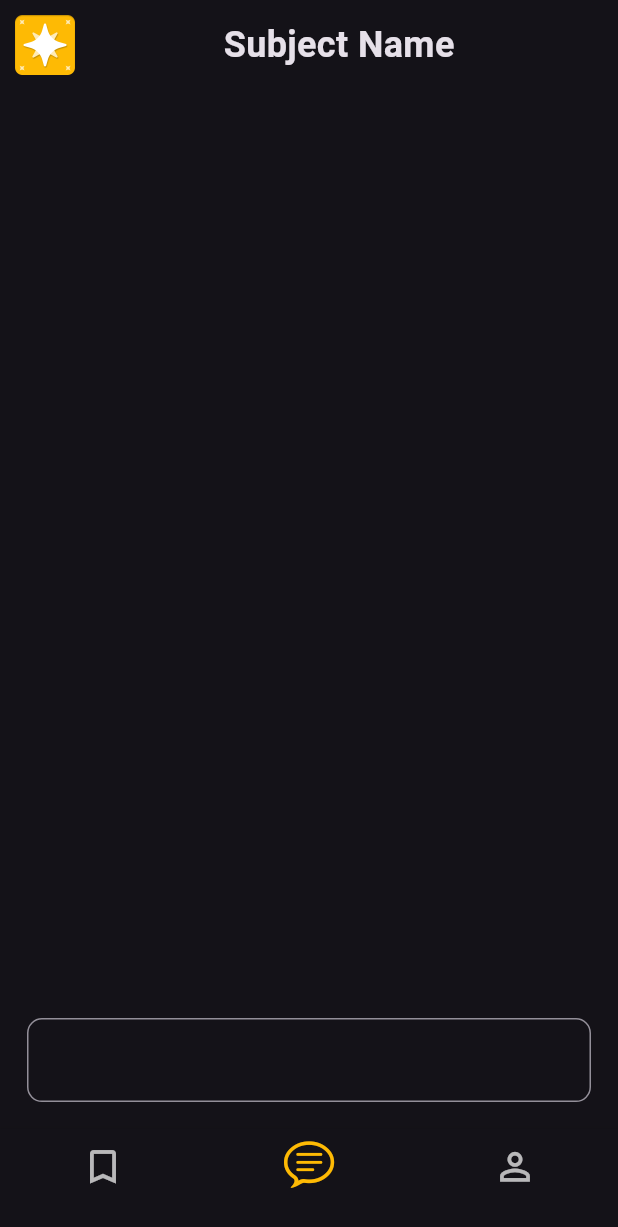
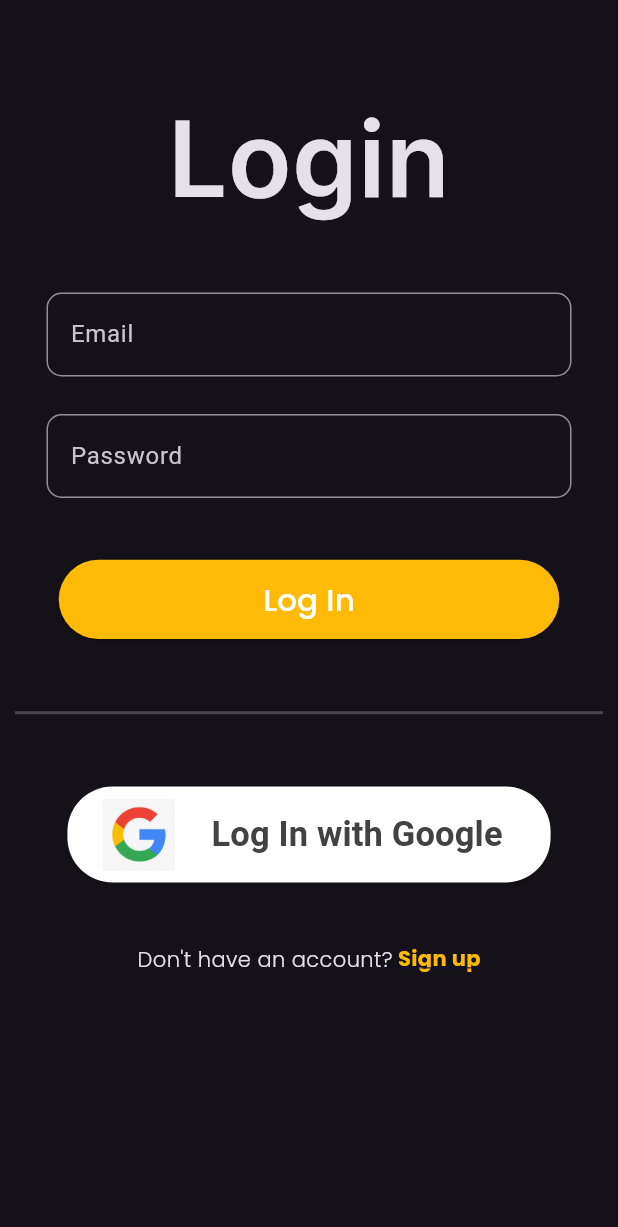
Before and after one commit to sidesshmore/ExamAce, a Flutter app: the screen it shows after launch, on a phone screen of 412 x 824 dp. Shown: the top 1227 px of the screen. Run offline on Flutter 3.47's test engine with Material 3 defaults, Android fonts, the light colour scheme and no system bars; drawn by our look-alikes of dash_chat_2; our stand-ins replace flutter_dotenv, flutter_markdown, google_fonts; missing offline and left inert: clipboard.

Commit message:
signup/login UI done

```diff
--- a/lib/features/Home/ui/home.dart
+++ b/lib/features/Home/ui/home.dart
@@ -23,13 +23,11 @@ class _HomeState extends State<Home> {
   List<ChatMessage> messageList = [];
   List<ChatUser> typingAnimation = [];
 
-  final myURL =
-      'http://127.0.0.1:5000';
+  final myURL = 'http://127.0.0.1:5000';
 
   final header = {'Content-Type': 'application/json'};
 
-
-  void hitApi(ChatMessage m)async{
+  void hitApi(ChatMessage m) async {
     m = ChatMessage(
       text: '${m.text}',
       user: m.user,
@@ -40,19 +38,19 @@ class _HomeState extends State<Home> {
     setState(() {});
     var client = http.Client();
     final headers = {'Content-Type': 'application/json'};
-    Map<String, dynamic> body = {'question':'${m.text}. Explain in detail'};
+    Map<String, dynamic> body = {'question': '${m.text}. Explain in detail'};
     String jsonBody = json.encode(body);
     try {
       var response = await client.post(Uri.parse('http://127.0.0.1:5000'),
           headers: headers, body: jsonBody);
       var decodeResponse = jsonDecode(response.body);
-      if(response.statusCode==200){
+      if (response.statusCode == 200) {
         ChatMessage responseMessage = ChatMessage(
             text: decodeResponse['answer'],
             user: examAce,
             createdAt: DateTime.now());
         messageList.insert(0, responseMessage);
-      }else{
+      } else {
         ChatMessage responseMessage = ChatMessage(
             text: 'Unable to generate the answer.Please try again later',
             user: examAce,
@@ -127,7 +125,7 @@ class _HomeState extends State<Home> {
                     ),
                   ),
                   Text(
-                    'Subject Name',
+                    'Computer Network',
                     style: TextStyle(fontSize: 24, fontWeight: FontWeight.w600),
                   ),
                   SizedBox(),
--- /dev/null
+++ b/lib/features/Login/ui/login.dart
@@ -0,0 +1,205 @@
+import 'package:examace/features/Home/ui/home.dart';
+import 'package:examace/features/Signup/ui/signUp.dart';
+import 'package:flutter/material.dart';
+import 'package:google_fonts/google_fonts.dart';
+
+class Login extends StatefulWidget {
+  const Login({super.key});
+
+  @override
+  State<Login> createState() => _LoginState();
+}
+
+class _LoginState extends State<Login> {
+  @override
+  Widget build(BuildContext context) {
+    TextEditingController name = TextEditingController();
+    TextEditingController email = TextEditingController();
+    double screenHeight = MediaQuery.of(context).size.height;
+    double screenWidth = MediaQuery.of(context).size.width;
+    return Scaffold(
+      resizeToAvoidBottomInset: true,
+      body: SafeArea(
+        child: SingleChildScrollView(
+          child: Column(
+            crossAxisAlignment: CrossAxisAlignment.start,
+            children: [
+              const SizedBox(
+                height: 55,
+              ),
+              Row(
+                mainAxisAlignment: MainAxisAlignment.center,
+                children: [
+                  Text(
+                    'Login',
+                    style: GoogleFonts.inter(
+                        fontSize: 70, fontWeight: FontWeight.w600),
+                  ),
+                ],
+              ),
+              const SizedBox(
+                height: 40,
+              ),
+              Row(
+                mainAxisAlignment: MainAxisAlignment.center,
+                children: [
+                  SizedBox(
+                    width: 350,
+                    child: TextField(
+                      controller: email,
+                      decoration: InputDecoration(
+                        label: Text('Email'),
+                        border: OutlineInputBorder(
+                            borderRadius: BorderRadius.circular(10)),
+                        hintText: "Enter your email-id",
+                      ),
+                    ),
+                  ),
+                ],
+              ),
+              const SizedBox(
+                height: 25,
+              ),
+              Row(
+                mainAxisAlignment: MainAxisAlignment.center,
+                children: [
+                  SizedBox(
+                    width: 350,
+                    child: TextField(
+                      controller: email,
+                      decoration: InputDecoration(
+                        label: Text('Password'),
+                        border: OutlineInputBorder(
+                            borderRadius: BorderRadius.circular(10)),
+                        hintText: "Enter your password",
+                      ),
+                    ),
+                  ),
+                ],
+              ),
+              SizedBox(height: screenHeight * 0.05),
+              Row(
+                mainAxisAlignment: MainAxisAlignment.center,
+                children: [
+                  SizedBox(
+                    width: screenWidth * 0.81,
+                    height: screenHeight * 0.064,
+                    child: ElevatedButton(
+                      style: ElevatedButton.styleFrom(
+                        backgroundColor: const Color(0xffFEBA04),
+                      ),
+                      onPressed: () {
+                        Navigator.push(
+                          context,
+                          MaterialPageRoute(builder: (context) {
+                            return Home();
+                          }),
+                        );
+                      },
+                      child: Text(
+                        'Log In',
+                        style: GoogleFonts.poppins(
+                            fontSize: screenHeight * 0.025,
+                            color: Colors.white),
+                      ),
+                    ),
+                  ),
+                ],
+              ),
+              SizedBox(
+                height: screenHeight * 0.05,
+              ),
+              const Padding(
+                padding: const EdgeInsets.symmetric(
+                  horizontal: 10.0,
+                ),
+                child: Divider(
+                  thickness: 2,
+                ),
+              ),
+              SizedBox(
+                height: screenHeight * 0.05,
+              ),
+              Row(
+                mainAxisAlignment: MainAxisAlignment.center,
+                children: [
+                  ElevatedButton(
+                    style: ElevatedButton.styleFrom(
+                      shape: RoundedRectangleBorder(
+                          borderRadius: BorderRadius.circular(30)),
+                      backgroundColor: Colors.white,
+                      foregroundColor: Colors.black,
+                    ),
+                    onPressed: () {},
+                    child: Padding(
+                      padding: EdgeInsets.fromLTRB(0, 8, 0, 8),
+                      child: Row(
+                        mainAxisSize: MainAxisSize.min,
+                        mainAxisAlignment: MainAxisAlignment.center,
+                        children: [
+                          const Image(
+                            image: AssetImage("assets/google.png"),
+                            height: 48,
+                            width: 48,
+                          ),
+                          Padding(
+                            padding: EdgeInsets.only(left: 24, right: 8),
+                            child: Text(
+                              'Log In with Google',
+                              style: TextStyle(
+                                fontSize: 23,
+                                color: Colors.grey[800],
+                                fontWeight: FontWeight.w700,
+                              ),
+                            ),
+                          ),
+                        ],
+                      ),
+                    ),
+                  ),
+                ],
+              ),
+              SizedBox(
+                height: screenHeight * 0.05,
+              ),
+              Row(mainAxisAlignment: MainAxisAlignment.center, children: [
+                Text.rich(
+                  TextSpan(
+                    text: 'Don\'t have an account?',
+                    style: GoogleFonts.poppins(
+                        fontSize: screenHeight * 0.017,
+                        fontWeight: FontWeight.w300),
+                    children: <InlineSpan>[
+                      WidgetSpan(
+                        child: InkWell(
+                          onTap: () {
+                            Navigator.push(
+                              context,
+                              MaterialPageRoute(builder: (context) {
+                                return Signup();
+                              }),
+                            );
+                          },
+                          child: Text(
+                            ' Sign up',
+                            style: GoogleFonts.poppins(
+                                fontSize: screenHeight * 0.017,
+                                fontWeight: FontWeight.bold,
+                                color: const Color(0xffFEBA04),
+                                decoration: TextDecoration.underline,
+                                decorationColor:
+                                    const Color.fromRGBO(14, 15, 60, 1)),
+                          ),
+                        ),
+                      )
+                    ],
+                  ),
+                ),
+              ])
+            ],
+          ),
+        ),
+      ),
+    );
+  }
+}
--- a/lib/features/SplashScreen/ui/splashScreen.dart
+++ b/lib/features/SplashScreen/ui/splashScreen.dart
@@ -1,5 +1,6 @@
 import 'dart:async';
 import 'package:examace/features/Home/ui/home.dart';
+import 'package:examace/features/Login/ui/login.dart';
 import 'package:examace/features/MainScreen/ui/mainScreen.dart';
 import 'package:flutter/material.dart';
 
@@ -44,7 +45,7 @@ class _SplashScreenState extends State<SplashScreen>
       _controller.reverse().then((value) {
         Navigator.pushReplacement(
           context,
-          MaterialPageRoute(builder: (context) => Mainscreen()),
+          MaterialPageRoute(builder: (context) => Login()),
         );
       });
     });
--- a/lib/main.dart
+++ b/lib/main.dart
@@ -1,4 +1,6 @@
 import 'package:examace/features/Home/ui/home.dart';
+import 'package:examace/features/Login/ui/login.dart';
+import 'package:examace/features/Signup/ui/signUp.dart';
 import 'package:examace/features/SplashScreen/ui/splashScreen.dart';
 import 'package:flutter/cupertino.dart';
 import 'package:flutter/material.dart';
@@ -13,6 +15,8 @@ void main() async {
       // initialRoute: 'home',
       routes: {
         'home': (context) => Home(),
+        'login': (context) => Login(),
+        'signup': (context) => Signup(),
       },
       home: SplashScreen(),
     ),
--- a/pubspec.yaml
+++ b/pubspec.yaml
@@ -39,6 +39,7 @@ dependencies:
   flutter_dotenv: ^5.1.0
   clipboard: ^0.1.3
   flutter_markdown: ^0.7.3+1
+  google_fonts: ^6.2.1
 
 dev_dependencies:
   flutter_test:
```
Also changed, not shown: lib/features/Signup/ui/signUp.dart (added, +226 -0 lines), assets/google.png (added), pubspec.lock. Lines whose indentation alone changed are shown as unchanged.
